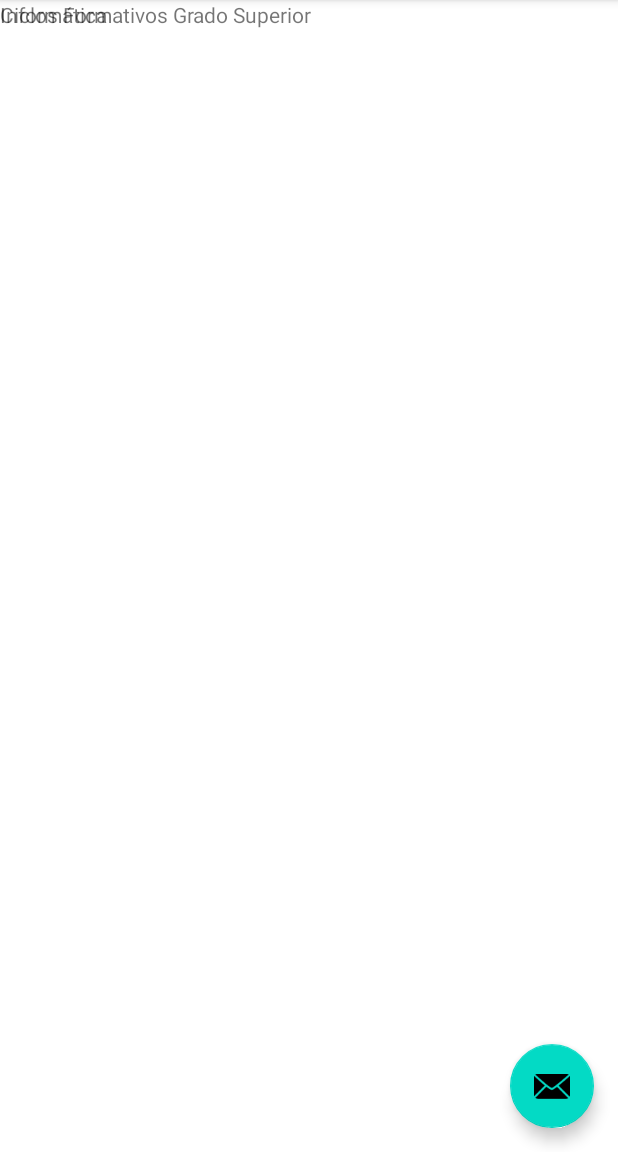
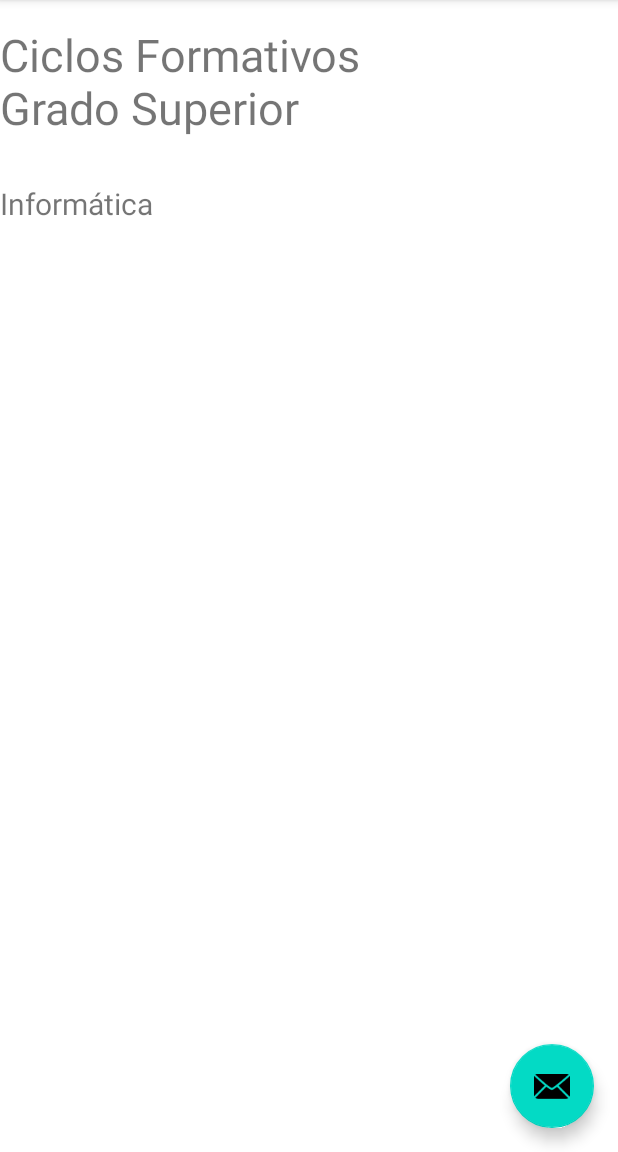
Before and after one commit to fdez2002/EjercicioNavigationDrawer2, an Android app: the screen it shows after launch (MainActivity), on a phone screen of 412 x 824 dp, the part 84-1236 px from its top. Run offline under Robolectric (Android 15) with nearby library versions, the phone set to English and light mode, and no system bars; our stand-ins replace navigation-ui; 2 statements that could not run were skipped.

```diff
--- a/app/src/main/res/layout/fragment_home.xml
+++ b/app/src/main/res/layout/fragment_home.xml
@@ -18,40 +18,47 @@
                 android:id="@+id/textViewInfo"
                 android:layout_width="wrap_content"
                 android:layout_height="wrap_content"
+                android:layout_marginTop="28dp"
                 android:text="@string/tv2Info"
-                tools:layout_editor_absoluteX="169dp"
-                tools:layout_editor_absoluteY="77dp" />
+                android:textSize="20sp"
+                app:layout_constraintTop_toBottomOf="@+id/textViewCiclos"
+                tools:layout_editor_absoluteX="154dp" />
 
             <TextView
                 android:id="@+id/textViewCiclos"
-                android:layout_width="wrap_content"
-                android:layout_height="wrap_content"
+                android:layout_width="327dp"
+                android:layout_height="78dp"
+                android:layout_marginTop="16dp"
                 android:text="@string/tvCiclos"
-                tools:layout_editor_absoluteX="100dp"
-                tools:layout_editor_absoluteY="16dp" />
+                android:textSize="30sp"
+                app:layout_constraintTop_toTopOf="parent"
+                tools:layout_editor_absoluteX="42dp" />
 
             <ImageView
                 android:id="@+id/imageView2"
                 android:layout_width="wrap_content"
                 android:layout_height="wrap_content"
+                android:layout_marginTop="36dp"
+                app:layout_constraintTop_toBottomOf="@+id/imageView5"
                 tools:layout_editor_absoluteX="141dp"
-                tools:layout_editor_absoluteY="319dp"
                 tools:src="@tools:sample/avatars" />
 
             <ImageView
                 android:id="@+id/imageView4"
                 android:layout_width="wrap_content"
                 android:layout_height="wrap_content"
+                android:layout_marginTop="64dp"
+                app:layout_constraintTop_toBottomOf="@+id/imageView2"
                 tools:layout_editor_absoluteX="141dp"
-                tools:layout_editor_absoluteY="539dp"
                 tools:src="@tools:sample/avatars" />
 
             <ImageView
                 android:id="@+id/imageView5"
                 android:layout_width="wrap_content"
                 android:layout_height="wrap_content"
+                android:layout_marginTop="20dp"
+                app:layout_constraintTop_toBottomOf="@+id/textViewInfo"
                 tools:layout_editor_absoluteX="141dp"
-                tools:layout_editor_absoluteY="162dp"
                 tools:src="@tools:sample/avatars" />
         </androidx.constraintlayout.widget.ConstraintLayout>
     </ScrollView>
```
